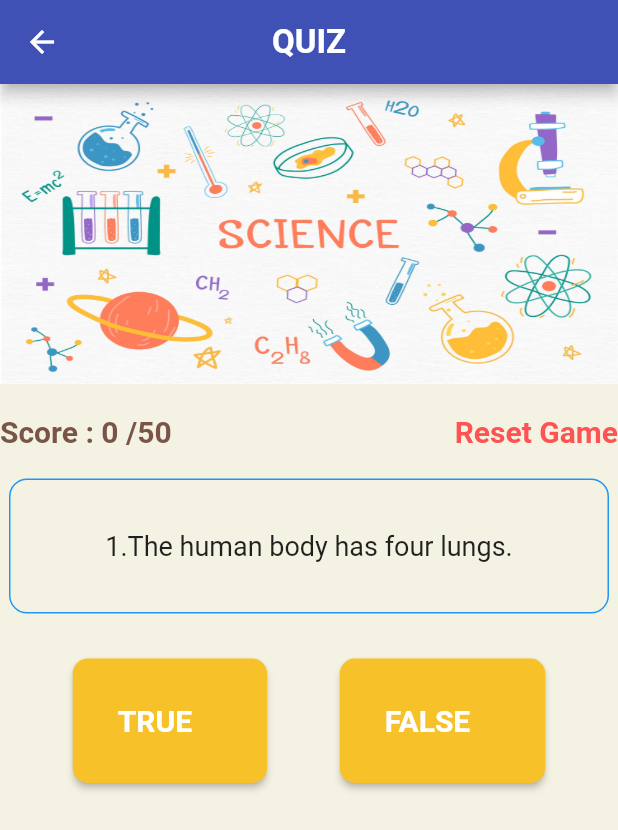
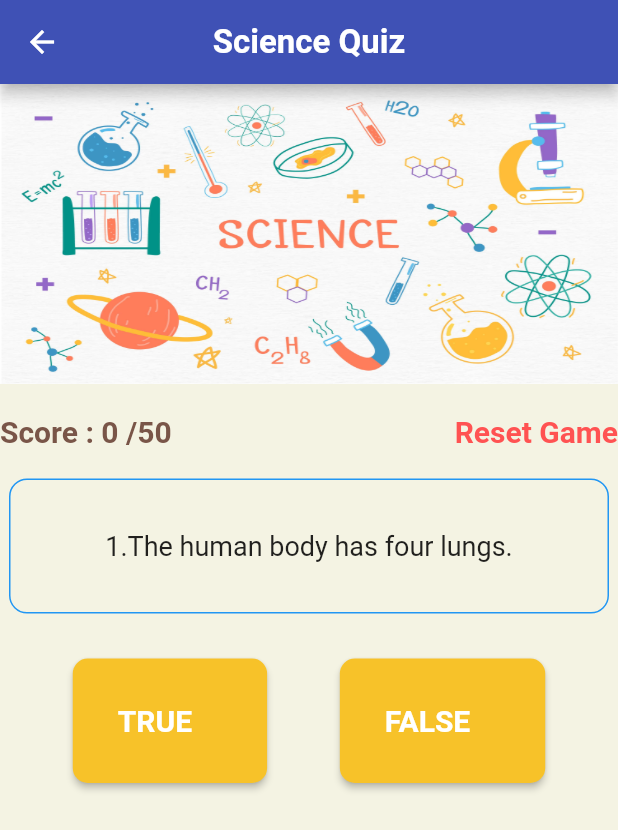
Before and after one commit to edrazi90/Dart-Quiz-Game, a Flutter app: the SciencePage screen opened directly, on a phone screen of 412 x 824 dp. Shown: the top 830 px of the screen. Run offline on Flutter 3.47's test engine with Material 2 defaults, Android fonts, the phone set to English and light mode, and no system bars.

Commit message:
flutter files

```diff
--- a/Rayie_Quizz/lib/science.dart
+++ b/Rayie_Quizz/lib/science.dart
@@ -1,7 +1,5 @@
-
 import 'package:flutter/material.dart';
 import 'classes.dart';
-
 
 class SciencePage extends StatefulWidget {
   @override
@@ -9,188 +7,170 @@ class SciencePage extends StatefulWidget {
 }
 
 class _SciencePageState extends State<SciencePage> {
+  var counter = 0;
 
- var counter=0;
-
-    List qList =[
+  List qList = [
     ScienceQuestions("1.The human body has four lungs.", false),
     ScienceQuestions("2.Kelvin is a measure of temperature.", true),
-    ScienceQuestions("3.The Atlantic Ocean is the biggest ocean on Earth.",false),
-    ScienceQuestions("4.Sharks are mammals.",false),
-    ScienceQuestions("5.The human skeleton is made up of less than 100 bones.",false),
-    ScienceQuestions("6.Atomic bombs work by atomic fission.",true),
-    ScienceQuestions("7.Molecules are chemically bonded.",true),
-    ScienceQuestions("8.Spiders have six legs.",false),
-    ScienceQuestions("9.Mount Kilimanjaro is the tallest mountain in the world.",false),
-    ScienceQuestions("10.The study of plants is known as botany.",true),
-
+    ScienceQuestions(
+        "3.The Atlantic Ocean is the biggest ocean on Earth.", false),
+    ScienceQuestions("4.Sharks are mammals.", false),
+    ScienceQuestions(
+        "5.The human skeleton is made up of less than 100 bones.", false),
+    ScienceQuestions("6.Atomic bombs work by atomic fission.", true),
+    ScienceQuestions("7.Molecules are chemically bonded.", true),
+    ScienceQuestions("8.Spiders have six legs.", false),
+    ScienceQuestions("9.Mount Kilimanjaro is the tallest mountain in the world.", false),
+    ScienceQuestions("10.The study of plants is known as botany.", true),
   ];
 
-     var score=0;
+  var score = 0;
 
-    checkWin(bool userChoice , BuildContext context )
-{
-
-
-    if(userChoice==qList[counter].isCorrect)
- {
+  checkWin(bool userChoice, BuildContext context) {
+    if (userChoice == qList[counter].isCorrect) {
       print("correct");
 
-     score= score+5;
+      score = score + 5;
       final snackbar = SnackBar(
-      duration: Duration(milliseconds : 500),
+        duration: Duration(milliseconds: 500),
         backgroundColor: Colors.green,
-      content: Text("Correct!"),);
+        content: Text("Correct!"),
+      );
       Scaffold.of(context).showSnackBar(snackbar);
- }
- else
- {print("false");
-        score = score+0;
+    } else {
+      print("false");
+      score = score + 0;
       final snackbar = SnackBar(
-      duration: Duration(milliseconds : 500),
+        duration: Duration(milliseconds: 500),
         backgroundColor: Colors.red,
         content: Text("Incorrect!"),
       );
       Scaffold.of(context).showSnackBar(snackbar);
     }
     setState(() {
-
-   if(counter<9)
-   {
-     counter = counter +1;
+      if (counter < 9) {
+        counter = counter + 1;
       }
-
-
-  });
-
-
-}
-
- reset()
- {
-   setState(() {
-     counter = 0;
-     score =0;
     });
   }
 
-
+  reset() {
+    setState(() {
+      counter = 0;
+      score = 0;
+    });
+  }
 
   @override
   Widget build(BuildContext context) {
     return Scaffold(
-
       appBar: AppBar(
         backgroundColor: Colors.indigo,
-
-        title: Text('QUIZ',style: TextStyle(fontSize: 22,fontWeight: FontWeight.bold),),
+        title: Text(
+          'Science Quiz',
+          style: TextStyle(fontSize: 22, fontWeight: FontWeight.bold),
+        ),
         centerTitle: true,
       ),
       backgroundColor: Color(0xFFF4F3E3),
-
       body: Builder(
-              builder : (BuildContext context) => Container(
+        builder: (BuildContext context) => Container(
           child: Column(
             crossAxisAlignment: CrossAxisAlignment.center,
-
             children: <Widget>[
-
-              Container(height: 200,
+              Container(
+                height: 200,
                 width: 500,
                 decoration: BoxDecoration(
-                image: DecorationImage(image: AssetImage("images/science.jpg"),
-                fit: BoxFit.fill ),
+                  image: DecorationImage(
+                      image: AssetImage("images/science.jpg"),
+                      fit: BoxFit.fill),
                 ),
               ),
-
               Padding(padding: EdgeInsets.only(top: 20)),
-
-
               Container(
-
                 child: Row(
-
-
                   mainAxisAlignment: MainAxisAlignment.spaceBetween,
                   children: <Widget>[
                     Container(
-                        child:Text("Score : $score /50",style: TextStyle(color : Colors.brown ,
-                    fontSize: 20,fontWeight: FontWeight.bold)
+                      child: Text("Score : $score /50",
+                          style: TextStyle(
+                              color: Colors.brown,
+                              fontSize: 20,
+                              fontWeight: FontWeight.bold)),
                     ),
+                    Container(
+                      child: InkWell(
+                        child: Text(
+                          "Reset Game",
+                          style: TextStyle(
+                              fontSize: 20,
+                              color: Colors.redAccent,
+                              fontWeight: FontWeight.bold),
                         ),
-
-                Container( child:
-                 InkWell(
-                     child: Text("Reset Game",style: TextStyle(fontSize: 20,color: Colors.redAccent,fontWeight: FontWeight.bold),),
                         onTap: reset,
                       ),
                     ),
-
                   ],
                 ),
-
               ),
-
               Padding(padding: EdgeInsets.only(top: 20)),
-
               Container(
                 decoration: BoxDecoration(
                     borderRadius: BorderRadius.circular(12.0),
-                    border: Border.all(color: Color(0xFF2196F3))
-                  ),
+                    border: Border.all(color: Color(0xFF2196F3))),
                 height: 90.0,
                 width: 400,
                 child: Column(
                   mainAxisAlignment: MainAxisAlignment.center,
                   children: <Widget>[
-                         FittedBox(child: Text(qList[counter].qText,style: TextStyle(fontSize: 18.0,)),)
-
+                    FittedBox(
+                      child: Text(qList[counter].qText,
+                          style: TextStyle(
+                            fontSize: 18.0,
+                          )),
+                    )
                   ],
                 ),
-
               ),
-
               Padding(padding: EdgeInsets.only(top: 30)),
-
               Row(
                 mainAxisAlignment: MainAxisAlignment.spaceEvenly,
                 children: <Widget>[
-
-                RaisedButton(onPressed:()=> checkWin(true, context),
-
+                  RaisedButton(
+                    onPressed: () => checkWin(true, context),
                     padding: EdgeInsets.fromLTRB(30.0, 30.0, 50.0, 30.0),
-
-                child: Text("TRUE",style: TextStyle(color: Colors.white,fontSize: 20,fontWeight: FontWeight.bold),),
-
-                color:  Color(0xFFF7C229),
+                    child: Text(
+                      "TRUE",
+                      style: TextStyle(
+                          color: Colors.white,
+                          fontSize: 20,
+                          fontWeight: FontWeight.bold),
+                    ),
+                    color: Color(0xFFF7C229),
                     shape: RoundedRectangleBorder(
-                  borderRadius: BorderRadius.circular(10)
+                        borderRadius: BorderRadius.circular(10)),
                   ),
+                  RaisedButton(
+                    onPressed: () => checkWin(false, context),
+                    padding: EdgeInsets.fromLTRB(30.0, 30.0, 50.0, 30.0),
+                    child: Text(
+                      "FALSE",
+                      style: TextStyle(
+                          color: Colors.white,
+                          fontSize: 20,
+                          fontWeight: FontWeight.bold),
                     ),
-
-              RaisedButton(onPressed: ()=> checkWin(false,context),
-
-                padding: EdgeInsets.fromLTRB(30.0, 30.0, 50.0, 30.0),
-
-                child: Text("FALSE",style: TextStyle(color: Colors.white,fontSize: 20,fontWeight: FontWeight.bold),),
-
                     color: Color(0xFFF7C229),
-
                     shape: RoundedRectangleBorder(
-                  borderRadius: BorderRadius.circular(10)
-                ),
+                        borderRadius: BorderRadius.circular(10)),
                   )
                 ],
               ),
-
-
-
             ],
           ),
         ),
       ),
-
-
     );
   }
 }
```
Also changed, not shown: Rayie_Quizz/lib/WelcomeScreen.dart (+5 -6 lines), Rayie_Quizz/lib/arts.dart (+98 -104 lines), Rayie_Quizz/lib/login_screen.dart (added, +137 -0 lines), Rayie_Quizz/pubspec.yaml (+7 -0 lines), Rayie_Quizz/pubspec.lock. Lines whose indentation alone changed are shown as unchanged.
